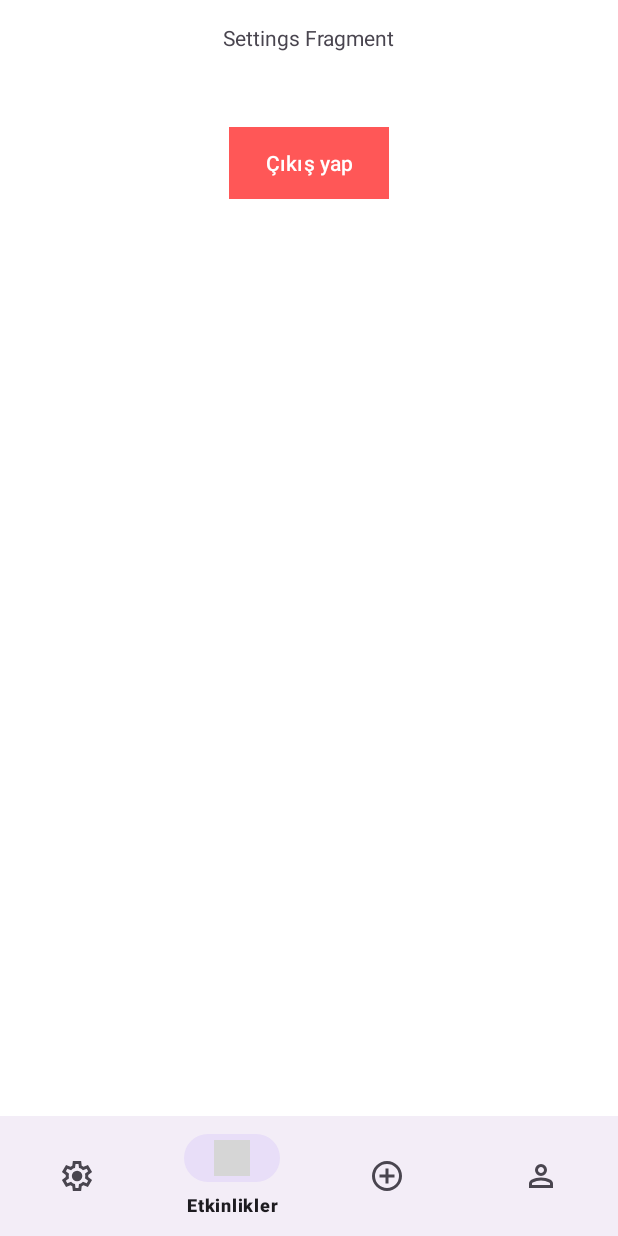
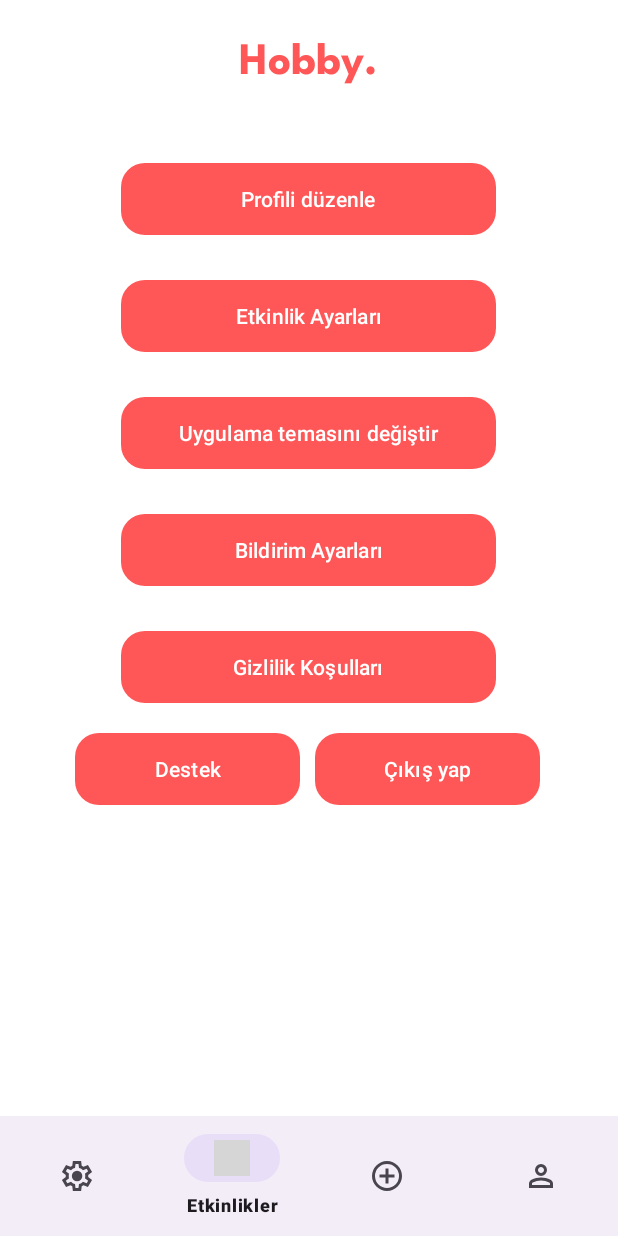
Before and after one commit to HobbyATM/HobbyApp, an Android app: the fragment Settings placed in its activity, on a phone screen of 412 x 824 dp. Run offline under Robolectric (Android 15) with nearby library versions, the phone set to English and light mode, and no system bars; our stand-ins replace Firebase (no records; nobody signed in at launch, a user with empty details on screens opened directly); grey boxes are pictures that could not be loaded.

Commit message:
Settings & Sign in activitys / event details buton

```diff
--- a/app/src/main/res/layout/activity_signin.xml
+++ b/app/src/main/res/layout/activity_signin.xml
@@ -22,6 +22,7 @@
         android:layout_marginEnd="130dp"
         android:layout_marginBottom="440dp"
         android:text="Giriş Yap"
+        android:fontFamily="@font/leaguespartan_bold"
         android:textAlignment="center"
         android:textSize="25sp" />
 
@@ -87,6 +88,7 @@
         android:text="Kayıt Ol"
         android:textColor="#FFFFFF"/>
 
+
     <ImageView
         android:id="@+id/imageView"
         android:layout_width="wrap_content"
@@ -106,5 +108,19 @@
         android:layout_width="wrap_content"
         android:layout_height="wrap_content"
         app:srcCompat="@drawable/background_elements" />
+    <TextView
+        android:layout_width="140dp"
+        android:layout_height="wrap_content"
+        android:layout_alignParentStart="true"
+        android:layout_alignParentEnd="true"
+        android:layout_alignParentBottom="true"
+        android:layout_gravity="center"
+        android:layout_marginStart="100dp"
+        android:layout_marginEnd="100dp"
+        android:layout_marginBottom="110dp"
+        android:fontFamily="@font/leaguespartan_bold"
+        android:text="Eğer hesabınız yoksa kayıt ola tıklayın."
+        android:textAlignment="center"
+        android:textSize="12sp" />
 
 </RelativeLayout>
--- a/app/src/main/res/layout/fragment_settings.xml
+++ b/app/src/main/res/layout/fragment_settings.xml
@@ -1,10 +1,8 @@
 <?xml version="1.0" encoding="utf-8"?>
 <FrameLayout xmlns:android="http://schemas.android.com/apk/res/android"
-    xmlns:tools="http://schemas.android.com/tools"
     android:layout_width="match_parent"
     android:layout_height="match_parent"
-    android:background="@color/white"
-    tools:context=".Settings">
+    android:background="@color/white">
 
     <LinearLayout
         android:layout_width="match_parent"
@@ -15,18 +13,86 @@
             android:layout_width="wrap_content"
             android:layout_height="wrap_content"
             android:layout_gravity="center"
-            android:text="Settings Fragment"
+            android:text="Hobby."
+            android:fontFamily="@font/leaguespartan_bold"
+            android:textSize="30sp"
+            android:textColor="@color/hobby_orange"
             android:layout_marginTop="15dp"/>
 
         <Button
-            android:id="@+id/signout_button"
-            android:layout_width="wrap_content"
+            android:id="@+id/profildüzenlebuton"
+            android:layout_width="250dp"
             android:layout_height="wrap_content"
-            android:background="#E6262B"
-            android:text="Çıkış yap"
+            android:background="@drawable/rounded_button"
+            android:text="Profili düzenle"
             android:layout_marginTop="50dp"
             android:layout_gravity="center"
             />
+        <Button
+            android:id="@+id/etkinlikmerkezi"
+            android:layout_width="250dp"
+            android:layout_height="wrap_content"
+            android:background="@drawable/rounded_button"
+            android:text="Etkinlik Ayarları"
+            android:layout_marginTop="30dp"
+            android:layout_gravity="center"
+            />
+
+        <Button
+            android:id="@+id/uygulamatema"
+            android:layout_width="250dp"
+            android:layout_height="wrap_content"
+            android:background="@drawable/rounded_button"
+            android:text="Uygulama temasını değiştir"
+            android:layout_marginTop="30dp"
+            android:layout_gravity="center"
+            />
+
+        <Button
+            android:id="@+id/yardımmerkezi"
+            android:layout_width="250dp"
+            android:layout_height="wrap_content"
+            android:background="@drawable/rounded_button"
+            android:text="Bildirim Ayarları"
+            android:layout_marginTop="30dp"
+            android:layout_gravity="center"
+            />
+
+        <Button
+            android:id="@+id/gizlilikmerkezi"
+            android:layout_width="250dp"
+            android:layout_height="wrap_content"
+            android:background="@drawable/rounded_button"
+            android:text="Gizlilik Koşulları"
+            android:layout_marginTop="30dp"
+            android:layout_gravity="center"
+            />
+
+        <LinearLayout
+            android:layout_width="wrap_content"
+            android:layout_height="wrap_content"
+            android:orientation="horizontal"
+            android:layout_marginTop="20dp">
+
+            <Button
+                android:id="@+id/destek_button"
+                android:layout_width="150dp"
+                android:layout_height="wrap_content"
+                android:layout_gravity="center"
+                android:background="@drawable/rounded_button"
+                android:text="Destek"
+                android:layout_marginLeft="50dp"
+                />
+
+            <Button
+                android:id="@+id/signout_button"
+                android:layout_width="150dp"
+                android:layout_height="wrap_content"
+                android:layout_gravity="center"
+                android:background="@drawable/rounded_button"
+                android:text="Çıkış yap"
+                android:layout_marginLeft="10dp"/>
+        </LinearLayout>
     </LinearLayout>
 
 </FrameLayout>
--- a/app/src/main/res/layout/item_joined_event.xml
+++ b/app/src/main/res/layout/item_joined_event.xml
@@ -25,5 +25,6 @@
         android:layout_width="wrap_content"
         android:layout_height="wrap_content"
         android:background="@drawable/rounded_button"
-        android:text="Detaylar" />
+        android:text="Detayları göster"
+        android:layout_marginLeft="195dp"/>
 </LinearLayout>
```
